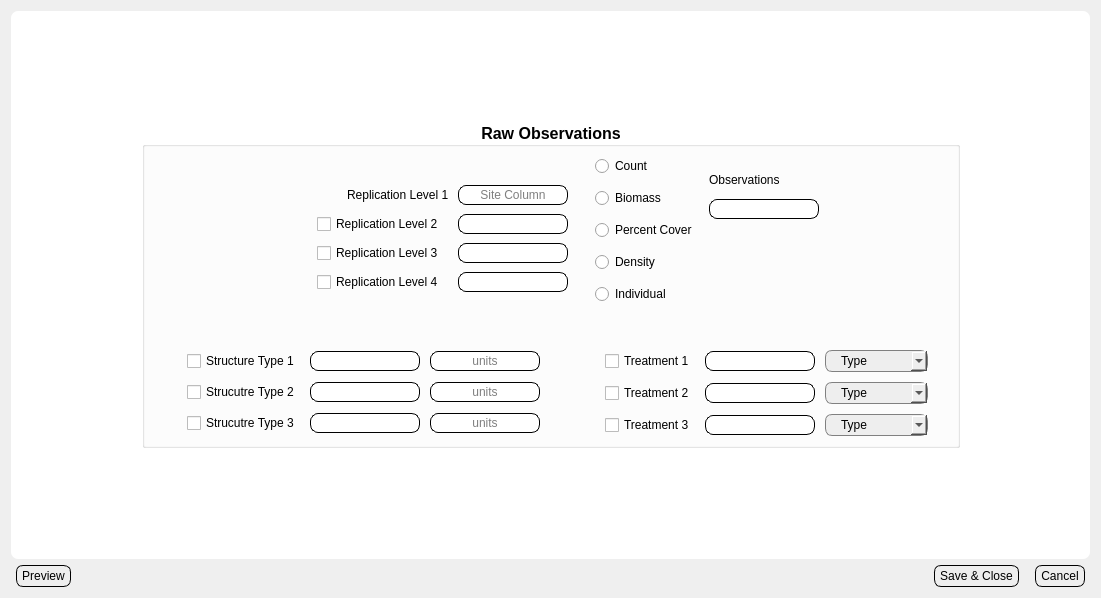
bibsian/database-development, file Views/ui_dialog_obs.ui: the form before one commit.
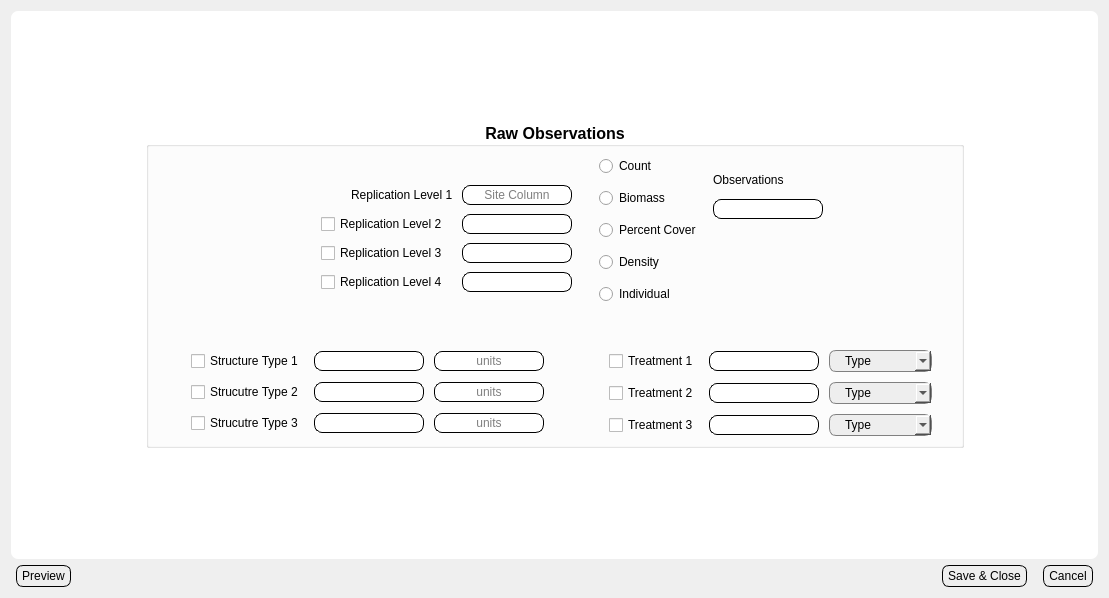
The form after the commit.

The edit to the form file:
```diff
--- a/Views/ui_dialog_obs.ui
+++ b/Views/ui_dialog_obs.ui
@@ -6,7 +6,7 @@
    <rect>
     <x>0</x>
     <y>0</y>
-    <width>1101</width>
+    <width>1109</width>
     <height>598</height>
    </rect>
   </property>
```
